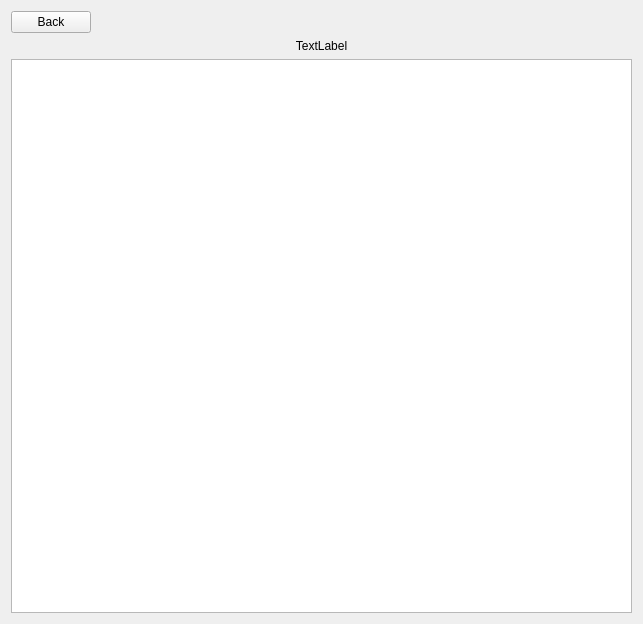
Qt form views/singlestreamview.ui (Vermont-EPSCoR/Macroinvertebrates) before a commit.
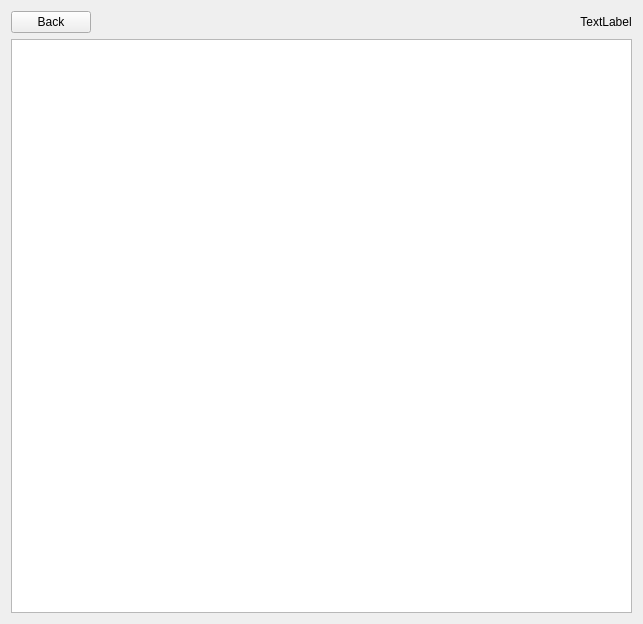
The same form after that commit.

What changed in the file:
```diff
--- a/views/singlestreamview.ui
+++ b/views/singlestreamview.ui
@@ -36,8 +36,6 @@
        </property>
       </spacer>
      </item>
-    </layout>
-   </item>
    <item>
     <widget class="QLabel" name="streamNameLabel">
      <property name="text">
@@ -51,8 +49,16 @@
      </property>
     </widget>
    </item>
+    </layout>
+   </item>
    <item>
     <widget class="QListWidget" name="listWidget">
+     <property name="sizePolicy">
+      <sizepolicy hsizetype="Preferred" vsizetype="Expanding">
+       <horstretch>0</horstretch>
+       <verstretch>0</verstretch>
+      </sizepolicy>
+     </property>
      <property name="dragDropMode">
       <enum>QAbstractItemView::NoDragDrop</enum>
      </property>
```
Lines whose indentation alone changed are shown as unchanged.
